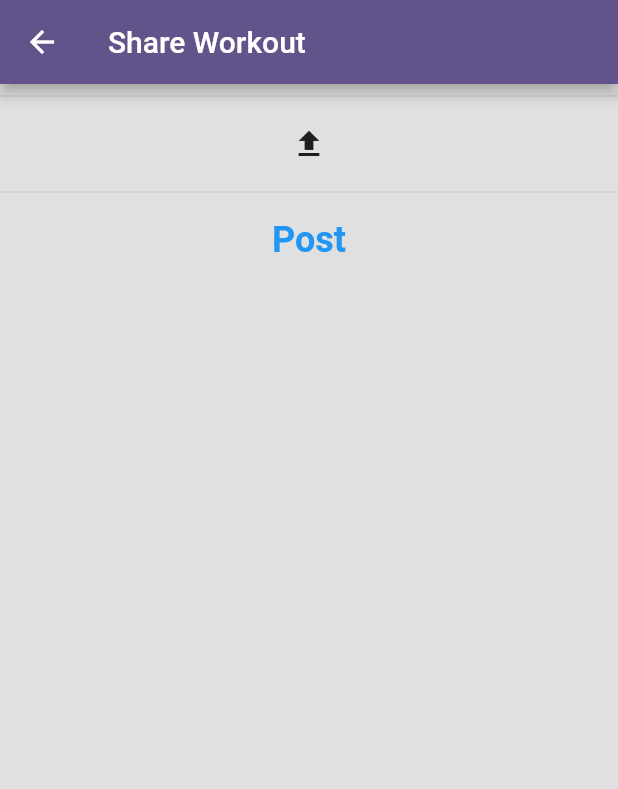
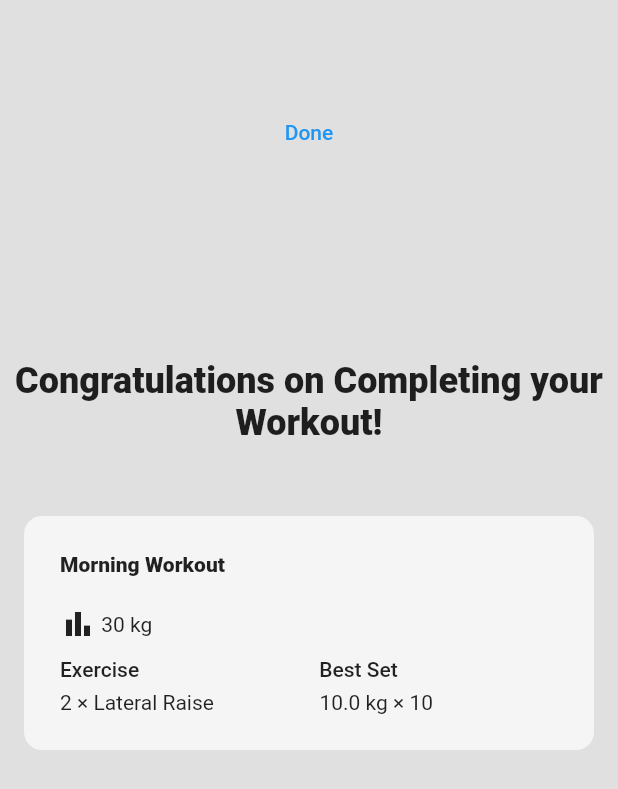
Before and after one commit to lambraydon/GymBros, a Flutter app: the Logger screen opened directly with sample values from the repository, after a tap on "Finish", on a phone screen of 412 x 824 dp. Shown: the top 789 px of the screen. Run offline on Flutter 3.47's test engine with Material 2 defaults, Android fonts, the phone set to English and light mode, and no system bars; drawn by our look-alikes of auto_size_text, flutter_slidable; our stand-ins replace cloud_firestore, confetti, firebase_auth, firebase_core, firebase_storage, image_picker and 1 more; missing offline and left inert: dart:ffi; accounts and stored records are empty.

Commit message:
- Enhanced workout logger to display workout history card that summarises workout - Fixed checkbox bug for logger - Re-routed screens. Upon clicking finish in the logger, it will first redirect to workoutComplete.dart instead of newPost.dart

```diff
--- a/lib/screens/components/workoutTile.dart
+++ b/lib/screens/components/workoutTile.dart
@@ -1,14 +1,16 @@
 import 'package:flutter/material.dart';
 import 'package:flutter_slidable/flutter_slidable.dart';
+import '../workoutTracker/workout.dart';
+import 'package:auto_size_text/auto_size_text.dart';
 
 class WorkoutTile extends StatelessWidget {
-  final String workoutName;
+  final Workout workout;
   final Function(BuildContext)? editTapped;
   final Function(BuildContext)? deleteTapped;
 
   const WorkoutTile({
     super.key,
-    required this.workoutName,
+    required this.workout,
     required this.editTapped,
     required this.deleteTapped,
   });
@@ -44,10 +46,68 @@ class WorkoutTile extends StatelessWidget {
             color: Colors.grey[100],
             borderRadius: BorderRadius.circular(12),
           ),
-          child: Row(
+          child: Column(
+            crossAxisAlignment: CrossAxisAlignment.start,
             children: [
               // workout name
-              Text(workoutName),
+              AutoSizeText(
+                workout.name,
+                style: const TextStyle(
+                  fontWeight: FontWeight.w800,
+                ),
+              ),
+              Container(
+                padding: const EdgeInsets.symmetric(vertical: 10),
+              ),
+              const Row(
+                children: [
+                  Row(
+                    children: [
+                      Icon(Icons.bar_chart),
+                      AutoSizeText(" 30 kg")
+                    ],
+                  ),
+                ],
+              ),
+              Container(
+                padding: const EdgeInsets.symmetric(vertical: 5),
+              ),
+              const Row(
+                children: [
+                  AutoSizeText(
+                    "Exercise",
+                    style: TextStyle(fontWeight: FontWeight.w500),
+                  ),
+                  SizedBox(
+                    width: 120,
+                  ),
+                  AutoSizeText(
+                    "Best Set",
+                    style: TextStyle(fontWeight: FontWeight.w500),
+                  ),
+                ],
+              ),
+              Container(
+                padding: const EdgeInsets.symmetric(vertical: 3),
+              ),
+              ListView.builder(
+                itemCount: workout.workoutSummary().length,
+                shrinkWrap: true,
+                physics: const ClampingScrollPhysics(),
+                itemBuilder: (context, index) {
+                  return Row(
+                    children: [
+                      SizedBox(
+                        width: 173,
+                        child:
+                            AutoSizeText(workout.workoutSummary()[index]),
+                      ),
+                      AutoSizeText(
+                          workout.exercises[index].bestSet().toString()),
+                    ],
+                  );
+                },
+              ),
             ],
           ),
         ),
--- a/lib/screens/workoutTracker/exercise.dart
+++ b/lib/screens/workoutTracker/exercise.dart
@@ -25,7 +25,37 @@ class Exercise {
     return sets.length;
   }
 
+  // Find best set by iterating over whole list of sets
+  Set bestSet() {
+    Set best = sets[0];
+    for (int i = 0; i < sets.length; i++) {
+      if (sets[i].volume() > best.volume()) {
+        best = sets[i];
+      }
+    }
+    return best;
+  }
+
   Map<String, dynamic> toJson() {
     return {"name": name, "sets": sets.map((set) => set.toJson()).toList()};
   }
+
+  @override
+  String toString() {
+    String exerciseName =  "${sets.length} × $name";
+    String newExerciseName = "";
+    int lenExercise = exerciseName.length;
+    int maxLength = 24;
+
+    if (lenExercise > maxLength) {
+      for (int i = 0; i < maxLength - 3; i++) {
+        newExerciseName += exerciseName[i];
+      }
+      newExerciseName += "...";
+    } else {
+      newExerciseName = exerciseName;
+    }
+
+    return newExerciseName;
+  }
 }
--- a/lib/screens/workoutTracker/historyLog.dart
+++ b/lib/screens/workoutTracker/historyLog.dart
@@ -1,6 +1,7 @@
 import 'package:flutter/material.dart';
 import 'package:flutter/services.dart';
 import 'package:gymbros/screens/workoutTracker/exercise.dart';
+import 'package:gymbros/screens/workoutTracker/set.dart';
 import 'package:gymbros/screens/workoutTracker/workout.dart';
 import 'package:gymbros/screens/workoutTracker/workoutData.dart';
 import 'package:gymbros/shared/constants.dart';
@@ -26,9 +27,9 @@ class _HistoryLog extends State<HistoryLog> {
       List.generate(100, (index) => GlobalKey());
 
   // Checkbox was tapped
-  void onCheckBoxChanged(String workoutName, String exerciseName, int index) {
+  void onCheckBoxChanged(Set set) {
     Provider.of<WorkoutData>(context, listen: false)
-        .checkOffSet(workoutName, exerciseName, index);
+        .checkOffSet(set);
   }
 
   // text controllers
@@ -281,11 +282,11 @@ class _HistoryLog extends State<HistoryLog> {
                                             .isCompleted,
                                         onCheckBoxChanged: (val) =>
                                             onCheckBoxChanged(
-                                          widget.workout.name,
-                                          widget.workout.exercises[index].name,
-                                          widget.workout.exercises[index]
-                                              .sets[num].index,
-                                        ),
+                                                widget
+                                                    .workout
+                                                    .exercises[index]
+                                                    .sets[num]
+                                            ),
                                       ));
                                 }),
                             ElevatedButton.icon(
--- a/lib/screens/workoutTracker/logger.dart
+++ b/lib/screens/workoutTracker/logger.dart
@@ -1,8 +1,9 @@
 import 'package:flutter/material.dart';
 import 'package:flutter/services.dart';
-import 'package:gymbros/screens/socialmedia/newpost.dart';
 import 'package:gymbros/screens/workoutTracker/exercise.dart';
+import 'package:gymbros/screens/workoutTracker/set.dart';
 import 'package:gymbros/screens/workoutTracker/workout.dart';
+import 'package:gymbros/screens/workoutTracker/workoutComplete.dart';
 import 'package:gymbros/screens/workoutTracker/workoutData.dart';
 import 'package:gymbros/shared/setsTile.dart';
 import 'package:provider/provider.dart';
@@ -27,9 +28,9 @@ class _LoggerState extends State<Logger> {
       List.generate(100, (index) => GlobalKey());
 
   // Checkbox was tapped
-  void onCheckBoxChanged(String workoutName, String exerciseName, int index) {
+  void onCheckBoxChanged(Set set) {
     Provider.of<WorkoutData>(context, listen: false)
-        .checkOffSet(workoutName, exerciseName, index);
+        .checkOffSet(set);
   }
 
   // text controllers
@@ -182,6 +183,16 @@ class _LoggerState extends State<Logger> {
     repsController.clear();
   }
 
+  // Redirect to Completed workout page
+  void goToWorkoutComplete(Workout workout) {
+    Navigator.push(
+        context,
+        MaterialPageRoute(
+            builder: (context) => WorkoutComplete(
+              workout: workout,
+            )));
+  }
+
   @override
   Widget build(BuildContext context) {
     return Consumer<WorkoutData>(
@@ -204,8 +215,7 @@ class _LoggerState extends State<Logger> {
 
                 Navigator.pop(context);
 
-                Navigator.push(context,
-                    MaterialPageRoute(builder: (context) => const NewPost()));
+                goToWorkoutComplete(widget.workout);
               },
             ),
           ],
@@ -261,8 +271,8 @@ class _LoggerState extends State<Logger> {
                                   children: <Widget>[
                                     Text(
                                       "Set",
-                                      style:
-                                          TextStyle(fontWeight: FontWeight.w800),
+                                      style: TextStyle(
+                                          fontWeight: FontWeight.w800),
                                     ),
                                     Text("Best Set",
                                         style: TextStyle(
@@ -281,15 +291,18 @@ class _LoggerState extends State<Logger> {
                                   key: _listKeys[index],
                                   shrinkWrap: true,
                                   physics: const ClampingScrollPhysics(),
-                                  initialItemCount:
-                                      widget.workout.exercises[index].sets.length,
+                                  initialItemCount: widget
+                                      .workout.exercises[index].sets.length,
                                   itemBuilder: (context, int num, animation) {
                                     return SizeTransition(
                                         key: UniqueKey(),
                                         sizeFactor: animation,
                                         child: setsTile(
-                                          weight: widget.workout.exercises[index]
-                                              .sets[num].weight,
+                                          weight: widget
+                                              .workout
+                                              .exercises[index]
+                                              .sets[num]
+                                              .weight,
                                           reps: widget.workout.exercises[index]
                                               .sets[num].reps,
                                           index: widget.workout.exercises[index]
@@ -301,16 +314,17 @@ class _LoggerState extends State<Logger> {
                                               .isCompleted,
                                           onCheckBoxChanged: (val) =>
                                               onCheckBoxChanged(
-                                            widget.workout.name,
-                                            widget.workout.exercises[index].name,
-                                            widget.workout.exercises[index]
-                                                .sets[num].index,
+                                                  widget
+                                                      .workout
+                                                      .exercises[index]
+                                                      .sets[num]
                                           ),
                                         ));
                                   }),
                               ElevatedButton.icon(
                                   onPressed: () {
-                                    createNewSet(widget.workout.exercises[index]);
+                                    createNewSet(
+                                        widget.workout.exercises[index]);
                                   },
                                   icon: const Icon(
                                     Icons.add,
@@ -338,8 +352,9 @@ class _LoggerState extends State<Logger> {
                                                 color: Colors.grey))),
                                     elevation:
                                         MaterialStateProperty.all<double>(0),
-                                    minimumSize: MaterialStateProperty.all<Size>(
-                                        const Size(400, 28)),
+                                    minimumSize:
+                                        MaterialStateProperty.all<Size>(
+                                            const Size(400, 28)),
                                   )),
                             ],
                           ),
--- a/lib/screens/workoutTracker/set.dart
+++ b/lib/screens/workoutTracker/set.dart
@@ -14,4 +14,14 @@ class Set {
   Map<String, dynamic> toJson() {
     return {"index": index, "weight": weight, "reps": reps};
   }
+
+  // Total volume of set in kg
+  double volume() {
+    return weight * reps;
+  }
+
+  @override
+  String toString() {
+    return "$weight kg × $reps";
+  }
 }
--- a/lib/screens/workoutTracker/workout.dart
+++ b/lib/screens/workoutTracker/workout.dart
@@ -31,4 +31,8 @@ class Workout {
       "exercises": exercises.map((exercise) => exercise.toJson()).toList()
     };
   }
+
+  List<String> workoutSummary() {
+    return exercises.map((exercise) => exercise.toString()).toList();
+  }
 }
--- /dev/null
+++ b/lib/screens/workoutTracker/workoutComplete.dart
@@ -0,0 +1,88 @@
+import 'package:flutter/material.dart';
+import 'package:gymbros/screens/workoutTracker/workout.dart';
+import 'package:gymbros/screens/workoutTracker/workoutData.dart';
+import 'package:gymbros/screens/workoutTracker/workoutHistory.dart';
+import 'package:provider/provider.dart';
+import '../../services/authservice.dart';
+import '../../services/databaseservice.dart';
+import '../../shared/constants.dart';
+import '../components/workoutTile.dart';
+import 'historyLog.dart';
+import 'package:confetti/confetti.dart';
+
+class WorkoutComplete extends StatefulWidget {
+  final Workout workout;
+
+  const WorkoutComplete({super.key, required this.workout});
+
+  @override
+  State<WorkoutComplete> createState() => _WorkoutCompleteState();
+}
+
+class _WorkoutCompleteState extends State<WorkoutComplete> {
+  final DatabaseService db = DatabaseService(uid: AuthService().getUid());
+  final controller = ConfettiController();
+
+  @override
+  void initState() {
+    super.initState();
+    controller.play();
+  }
+
+  // Redirect to HistoryLog
+  void goToHistoryLog(Workout workout) {
+    Navigator.push(
+        context,
+        MaterialPageRoute(
+            builder: (context) => HistoryLog(
+                  workout: workout,
+                )));
+  }
+
+  // Redirect to workout History
+  void goToHistory() {
+    Navigator.push(context,
+        MaterialPageRoute(builder: (context) => const WorkoutHistory()));
+  }
+
+  @override
+  Widget build(BuildContext context) {
+    return Consumer<WorkoutData>(
+      builder: (context, value, child) => Stack(children: [
+        Scaffold(
+          backgroundColor: backgroundColor,
+          body: ListView(
+            children: [
+              const SizedBox(
+                height: 64.0,
+              ),
+              TextButton(onPressed: goToHistory, child: const Text("Done")),
+              const SizedBox(
+                height: 128.0,
+              ),
+              const Text(
+                "Congratulations on Completing your Workout!",
+                style: TextStyle(fontWeight: FontWeight.w800, fontSize: 24.0),
+                textAlign: TextAlign.center,
+              ),
+              const SizedBox(
+                height: 32.0,
+              ),
+              WorkoutTile(
+                  workout: widget.workout,
+                  editTapped: (context) => goToHistoryLog(widget.workout),
+                  deleteTapped: (context) {
+                    // delete workout from DB
+                    db.deleteWorkoutFromDb(widget.workout);
+                    // delete workout from local list
+                  })
+            ],
+          ),
+        ),
+        ConfettiWidget(confettiController: controller,
+        shouldLoop: false,
+        blastDirectionality: BlastDirectionality.explosive, )
+      ]),
+    );
+  }
+}
--- a/lib/screens/workoutTracker/workoutData.dart
+++ b/lib/screens/workoutTracker/workoutData.dart
@@ -67,9 +67,8 @@ class WorkoutData extends ChangeNotifier {
   }
 
   // check off set
-  void checkOffSet(String workoutName, String exerciseName, int index) {
-    Set relevantSet = getRelevantSet(workoutName, exerciseName, index);
-    relevantSet.isCompleted = !relevantSet.isCompleted;
+  void checkOffSet(Set set) {
+    set.isCompleted = !set.isCompleted;
 
     notifyListeners();
   }
--- a/lib/screens/workoutTracker/workoutHistory.dart
+++ b/lib/screens/workoutTracker/workoutHistory.dart
@@ -108,7 +108,7 @@ class _WorkoutHistoryState extends State<WorkoutHistory> {
             itemCount: value.getWorkoutList().length,
             itemBuilder: (context, index) {
               return WorkoutTile(
-                  workoutName: value.getWorkoutList()[index].name,
+                  workout: value.getWorkoutList()[index],
                   editTapped: (context) =>
                       goToHistoryLog(value.getWorkoutList()[index]),
                   deleteTapped: (context) {
--- a/lib/shared/setsTile.dart
+++ b/lib/shared/setsTile.dart
@@ -41,10 +41,13 @@ class setsTile extends StatelessWidget {
               label: Text(reps.toString()),
             )
           ],
-        ), trailing: Checkbox(
-        value: isCompleted,
-        onChanged: (value) => onCheckBoxChanged!(value),
-      ),
+        ),
+        trailing: Checkbox(
+          value: isCompleted,
+          onChanged: (value) {
+            onCheckBoxChanged!(value);
+          },
+        ),
       ),
     );
   }
--- a/pubspec.yaml
+++ b/pubspec.yaml
@@ -45,6 +45,8 @@ dependencies:
   firebase_storage: ^11.2.3
   intl: ^0.18.1
   flutter_slidable: ^3.0.0
+  auto_size_text: ^3.0.0
+  confetti: ^0.7.0
 
 dev_dependencies:
   flutter_test:
```
